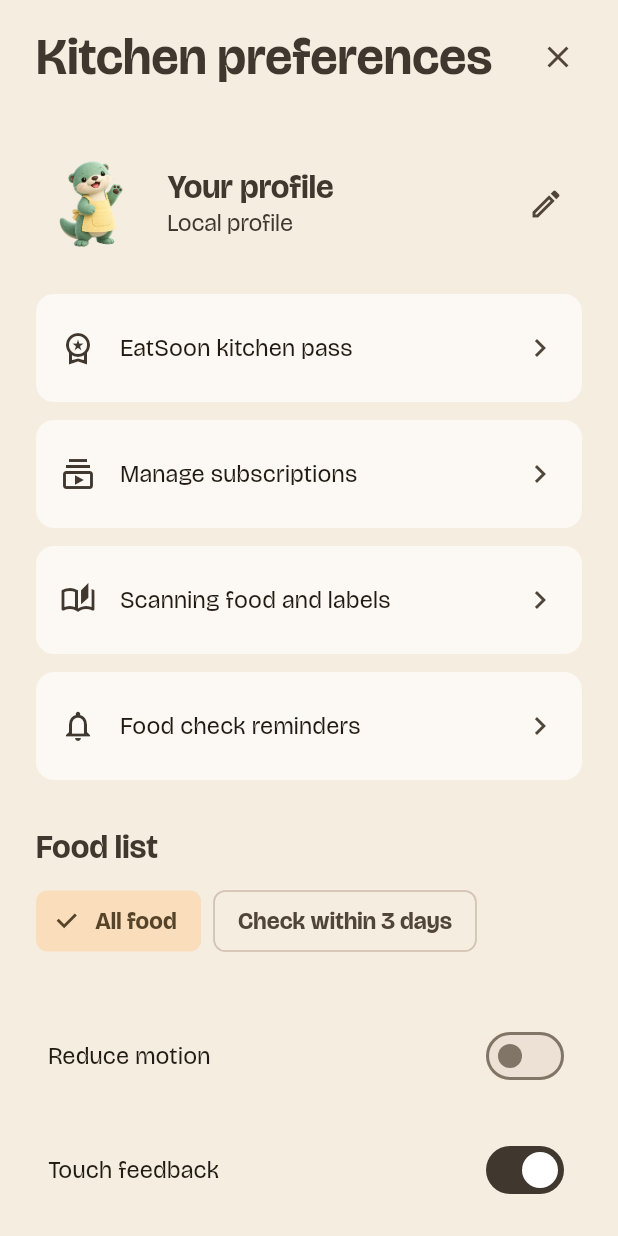
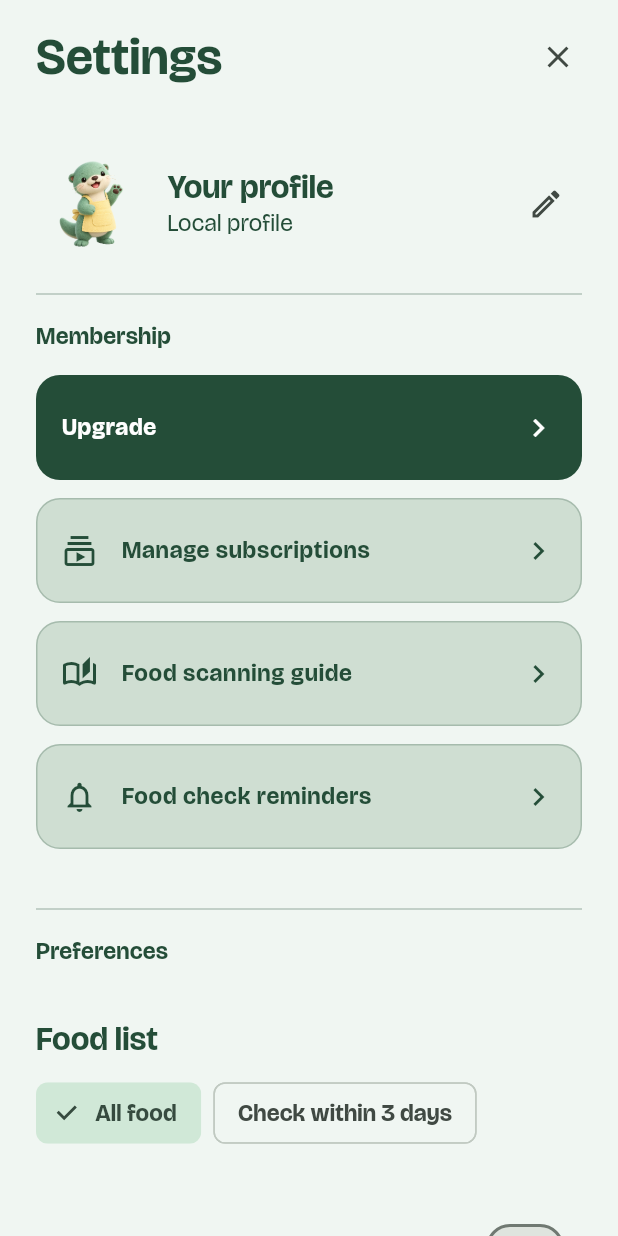
Before and after one commit to NolanDon/eatsoon-ios, a Flutter app: the AppSettings screen opened directly with empty values, on a phone screen of 412 x 824 dp. Run offline on Flutter 3.47's test engine with Material 3 defaults, Android fonts, the phone set to English and light mode, and no system bars; our stand-ins replace flutter_local_notifications, flutter_riverpod, image_picker, in_app_review, qr_flutter, share_plus and 2 more; missing offline and left inert: google_mlkit_barcode_scanning, purchases_flutter, purchases_ui_flutter; accounts and stored records are empty.

Commit message:
Refine app controls, settings, and dashboard styling

```diff
--- a/lib/v3/onboarding.dart
+++ b/lib/v3/onboarding.dart
@@ -431,7 +431,7 @@ class _FeatureOnboardingState extends State<FeatureOnboarding> {
                 ? 'Open my kitchen'
                 : index == steps.length - 1
                 ? 'Stock my fridge'
-                : 'See how it works',
+                : 'See how',
             enabling
                 ? null
                 : needsReminderIntro && index == steps.length - 1
--- a/lib/v3/photo_flow.dart
+++ b/lib/v3/photo_flow.dart
@@ -66,7 +66,7 @@ Future<List<Item>?> readPhoto(
               ),
               const SizedBox(height: 22),
               MainAction(
-                'Find food in photo',
+                'Find food',
                 () => Navigator.pop(sheet, true),
                 icon: Icons.auto_awesome_outlined,
               ),
--- a/lib/v3/settings.dart
+++ b/lib/v3/settings.dart
@@ -64,28 +64,64 @@ class _AppSettingsState extends State<AppSettings> {
     if (mounted) notice(context, 'Could not open this link. Please try again.');
   }
 
+  Widget section(String title) => Padding(
+    padding: const EdgeInsets.only(top: 20, bottom: 14),
+    child: Column(
+      crossAxisAlignment: CrossAxisAlignment.start,
+      children: [
+        Divider(color: ink.withValues(alpha: .3)),
+        const SizedBox(height: 8),
+        Text(
+          title,
+          style: Theme.of(context).textTheme.titleMedium
+              ?.copyWith(fontWeight: FontWeight.w700),
+        ),
+      ],
+    ),
+  );
+
   Widget row(
     String title,
     IconData icon,
     VoidCallback action, {
     String? subtitle,
-  }) => Padding(
+  }) {
+    final upgrade = title == 'Upgrade';
+    return Padding(
       padding: const EdgeInsets.only(bottom: 12),
+      child: Material(
+        color: upgrade
+            ? ink
+            : Color.alphaBlend(accent.withValues(alpha: .22), paper),
+        borderRadius: BorderRadius.circular(16),
         child: ListTile(
-      minVerticalPadding: 16,
-      contentPadding: const EdgeInsets.symmetric(horizontal: 16, vertical: 8),
+          minVerticalPadding: 14,
+          contentPadding: const EdgeInsets.symmetric(
+            horizontal: 16,
+            vertical: 6,
+          ),
           shape: RoundedRectangleBorder(
-        borderRadius: BorderRadius.circular(12),
-        side: BorderSide.none,
+            borderRadius: BorderRadius.circular(16),
+            side: BorderSide(color: ink.withValues(alpha: .24)),
           ),
-      tileColor: Colors.white.withValues(alpha: .65),
-      leading: Icon(icon, color: ink),
-      title: Text(title),
-      subtitle: subtitle == null ? null : Text(subtitle),
-      trailing: const Icon(Icons.chevron_right),
+          leading: upgrade ? null : Icon(icon, color: ink),
+          title: Text(
+            title,
+            style: TextStyle(
+              color: upgrade ? Colors.white : ink,
+              fontWeight: FontWeight.w700,
+            ),
+          ),
+          trailing: Icon(
+            Icons.chevron_right,
+            color: upgrade ? Colors.white : ink,
+          ),
           onTap: action,
         ),
+      ),
     );
+  }
+
   @override
   Widget build(BuildContext context) {
     final choices = ExperiencePreferences.instance;
@@ -94,7 +130,7 @@ class _AppSettingsState extends State<AppSettings> {
         child: Column(
           children: [
             MainTitle(
-              'Kitchen preferences',
+              'Settings',
               trailing: IconButton(
                 tooltip: 'Close',
                 onPressed: () => Navigator.pop(context),
@@ -128,12 +164,8 @@ class _AppSettingsState extends State<AppSettings> {
                       ),
                     ],
                   ),
-                  const SizedBox(height: 28),
-                  row(
-                    'EatSoon kitchen pass',
-                    Icons.workspace_premium_outlined,
-                    () => widget.plans(),
-                  ),
+                  section('Membership'),
+                  row('Upgrade', Icons.diamond_outlined, () => widget.plans()),
                   row(
                     'Manage subscriptions',
                     Icons.subscriptions_outlined,
@@ -143,10 +175,14 @@ class _AppSettingsState extends State<AppSettings> {
                           : 'https://apps.apple.com/account/subscriptions',
                     ),
                   ),
-                  row('Scanning food and labels', Icons.auto_stories_outlined, () {
+                  row(
+                    'Food scanning guide',
+                    Icons.auto_stories_outlined,
+                    () {
                       Navigator.pop(context);
                       widget.replay();
-                  }),
+                    },
+                  ),
                   if ([
                     'fridge',
                     'plant',
@@ -158,6 +194,7 @@ class _AppSettingsState extends State<AppSettings> {
                       Icons.notifications_none,
                       () => widget.reminders(),
                     ),
+                  section('Preferences'),
                   const CorePreferences(),
                   const SizedBox(height: 8),
                   ListenableBuilder(
@@ -196,6 +233,7 @@ class _AppSettingsState extends State<AppSettings> {
                     ),
                   ),
                   const SizedBox(height: 24),
+                  section('Your data'),
                   row(
                     'Copy kitchen backup',
                     Icons.copy_outlined,
@@ -212,15 +250,14 @@ class _AppSettingsState extends State<AppSettings> {
                     () => widget.oldRecords(),
                   ),
                   const SizedBox(height: 12),
+                  section('Help and legal'),
                   row(
-                    'Feedback and support',
+                    'Support',
                     Icons.support_agent,
                     () => Navigator.push(
                       context,
                       MaterialPageRoute(builder: (_) => const SupportScreen()),
                     ),
-                    subtitle:
-                        'Report a problem, ask a question or share an idea',
                   ),
                   row(
                     'Privacy',
@@ -349,7 +386,7 @@ class CorePreferences extends StatelessWidget {
         <int, String>{0: 'Smart fractions', 1: 'Decimals'},
       ),
       'plant' => (
-        'New plant soil-check interval',
+        'Soil check interval',
         'wateringDays',
         7,
         <int, String>{3: '3 days', 7: '7 days', 14: '14 days'},
--- a/lib/v3/sharing.dart
+++ b/lib/v3/sharing.dart
@@ -626,14 +626,14 @@ class _ShareReceiptScreenState extends State<ShareReceiptScreen> {
                   ),
                 const SizedBox(height: 24),
                 MainAction(
-                  'Share code and app link',
+                  'Share code',
                   busy || !usable ? null : shareLink,
                   icon: Icons.ios_share_outlined,
                 ),
                 const SizedBox(height: 12),
                 OutlinedButton(
                   onPressed: busy ? null : reshare,
-                  child: const Text('Create a fresh code'),
+                  child: const Text('Create new code'),
                 ),
                 TextButton(
                   onPressed: busy ? null : refresh,
--- a/pubspec.yaml
+++ b/pubspec.yaml
@@ -16,7 +16,7 @@ publish_to: 'none' # Remove this line if you wish to publish to pub.dev
 # https://developer.apple.com/library/archive/documentation/General/Reference/InfoPlistKeyReference/Articles/CoreFoundationKeys.html
 # In Windows, build-name is used as the major, minor, and patch parts
 # of the product and file versions while build-number is used as the build suffix.
-version: 3.3.0+3030
+version: 3.3.1+3031
 
 environment:
   sdk: ^3.13.5
```
Also changed, not shown: lib/v3/brand.dart (+18 -3 lines), lib/v3/dashboard.dart (+36 -8 lines), lib/v3/home.dart (+6 -6 lines), 5 other files. Lines whose indentation alone changed are shown as unchanged.
